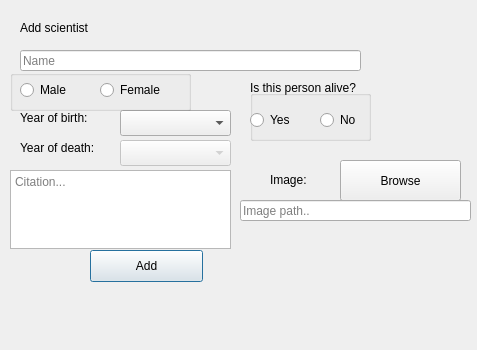
This is gui/add/addsci.ui in HelgiThomas/Verklegt31 as Qt 5 draws it before an edit. The edited form follows.
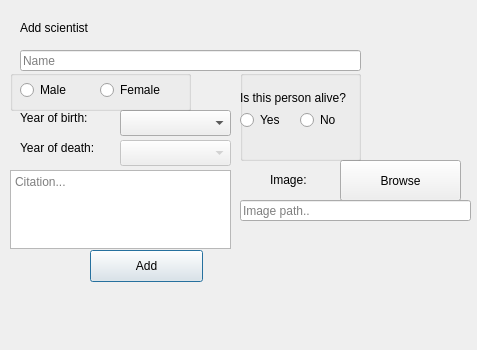
This is the edited form.

Commit message: add ui is infinitely more advanced

Patch:
```diff
--- a/gui/add/addsci.ui
+++ b/gui/add/addsci.ui
@@ -159,19 +159,6 @@
     <string>Image path..</string>
    </property>
   </widget>
-  <widget class="QLabel" name="label_5">
-   <property name="geometry">
-    <rect>
-     <x>250</x>
-     <y>80</y>
-     <width>121</width>
-     <height>16</height>
-    </rect>
-   </property>
-   <property name="text">
-    <string>Is this person alive?</string>
-   </property>
-  </widget>
   <widget class="QGroupBox" name="groupBox">
    <property name="geometry">
     <rect>
@@ -214,10 +201,10 @@
   <widget class="QGroupBox" name="groupBox_2">
    <property name="geometry">
     <rect>
-     <x>250</x>
-     <y>90</y>
+     <x>240</x>
+     <y>70</y>
      <width>121</width>
-     <height>51</height>
+     <height>91</height>
     </rect>
    </property>
    <property name="title">
@@ -227,7 +214,7 @@
     <property name="geometry">
      <rect>
       <x>0</x>
-      <y>20</y>
+      <y>40</y>
       <width>51</width>
       <height>20</height>
      </rect>
@@ -239,8 +226,8 @@
    <widget class="QRadioButton" name="rbutton_dead">
     <property name="geometry">
      <rect>
-      <x>70</x>
-      <y>20</y>
+      <x>60</x>
+      <y>40</y>
       <width>51</width>
       <height>20</height>
      </rect>
@@ -249,6 +236,19 @@
      <string>No</string>
     </property>
    </widget>
+   <widget class="QLabel" name="label_5">
+    <property name="geometry">
+     <rect>
+      <x>0</x>
+      <y>20</y>
+      <width>121</width>
+      <height>16</height>
+     </rect>
+    </property>
+    <property name="text">
+     <string>Is this person alive?</string>
+    </property>
+   </widget>
   </widget>
  </widget>
  <resources/>
```
